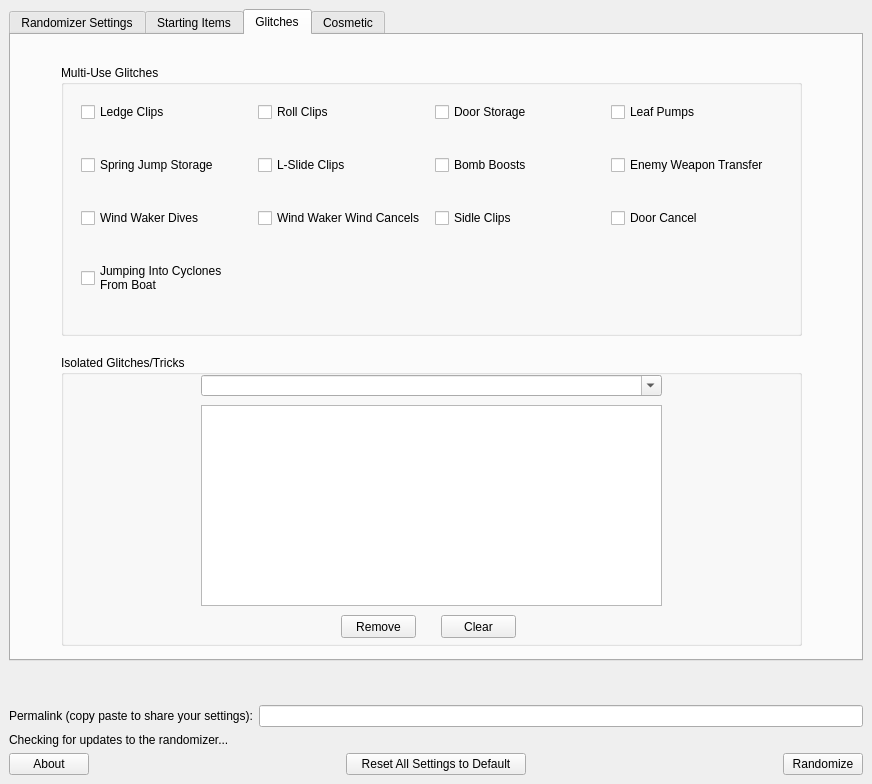
Above: wwr_ui/randomizer_window.ui from JarheadHME/wwrando before the change. Below: the same form after it.
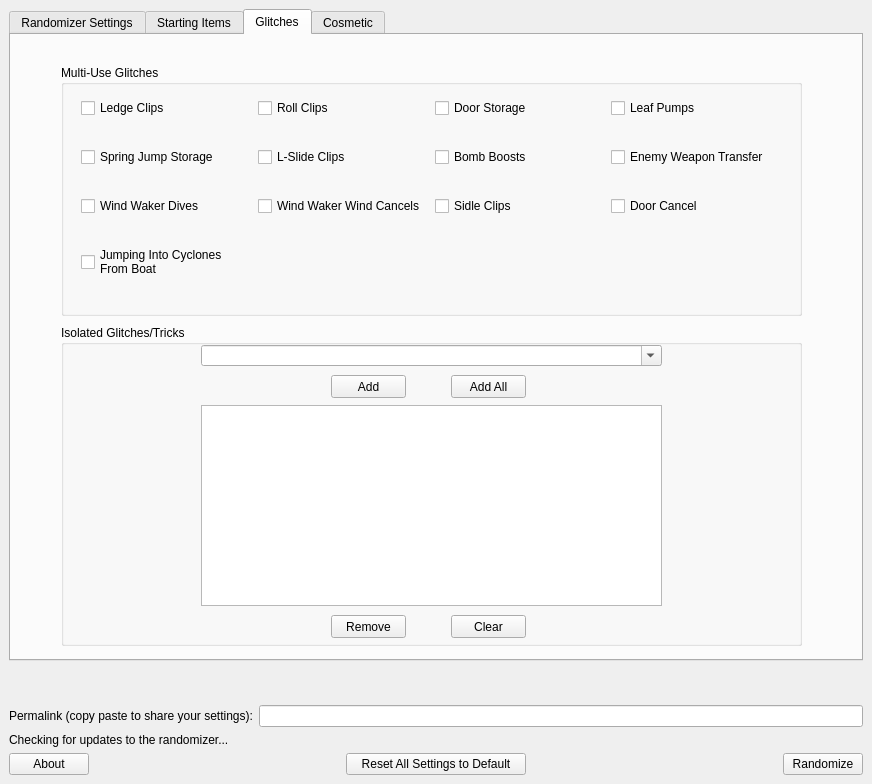
That is the form after the change. The open tabs and pages were chosen to show the change.

Patch:
```diff
--- a/wwr_ui/randomizer_window.ui
+++ b/wwr_ui/randomizer_window.ui
@@ -75,7 +75,7 @@
            <bool>true</bool>
           </property>
           <property name="currentIndex">
-           <number>0</number>
+           <number>2</number>
           </property>
           <widget class="QWidget" name="tab">
            <attribute name="title">
@@ -699,7 +699,7 @@
               <x>50</x>
               <y>30</y>
               <width>741</width>
-              <height>271</height>
+              <height>251</height>
              </rect>
             </property>
             <property name="autoFillBackground">
@@ -714,7 +714,7 @@
                <x>20</x>
                <y>10</y>
                <width>701</width>
-               <height>251</height>
+               <height>231</height>
               </rect>
              </property>
              <layout class="QGridLayout" name="gridLayout_8">
@@ -829,9 +829,9 @@
             <property name="geometry">
              <rect>
               <x>50</x>
-              <y>320</y>
+              <y>290</y>
               <width>741</width>
-              <height>291</height>
+              <height>321</height>
              </rect>
             </property>
             <property name="title">
@@ -877,7 +877,7 @@
              <property name="geometry">
               <rect>
                <x>140</x>
-               <y>50</y>
+               <y>80</y>
                <width>461</width>
                <height>201</height>
               </rect>
@@ -892,8 +892,8 @@
             <widget class="QPushButton" name="glitch_remove">
              <property name="geometry">
               <rect>
-               <x>280</x>
-               <y>260</y>
+               <x>270</x>
+               <y>290</y>
                <width>75</width>
                <height>23</height>
               </rect>
@@ -905,8 +905,8 @@
             <widget class="QPushButton" name="glitch_clear">
              <property name="geometry">
               <rect>
-               <x>380</x>
-               <y>260</y>
+               <x>390</x>
+               <y>290</y>
                <width>75</width>
                <height>23</height>
               </rect>
@@ -915,6 +915,32 @@
               <string>Clear</string>
              </property>
             </widget>
+            <widget class="QPushButton" name="glitch_add">
+             <property name="geometry">
+              <rect>
+               <x>270</x>
+               <y>50</y>
+               <width>75</width>
+               <height>23</height>
+              </rect>
+             </property>
+             <property name="text">
+              <string>Add</string>
+             </property>
+            </widget>
+            <widget class="QPushButton" name="glitch_add_all">
+             <property name="geometry">
+              <rect>
+               <x>390</x>
+               <y>50</y>
+               <width>75</width>
+               <height>23</height>
+              </rect>
+             </property>
+             <property name="text">
+              <string>Add All</string>
+             </property>
+            </widget>
            </widget>
           </widget>
           <widget class="QWidget" name="tab_2">
```
